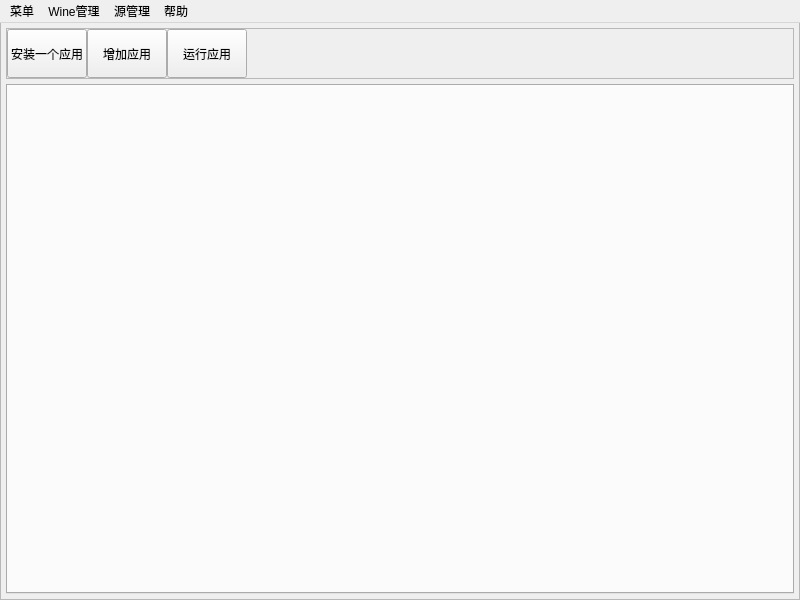
The window that ui/vek.ui (gfdgd-xi/vekcode) describes before a commit, drawn with Qt 5.
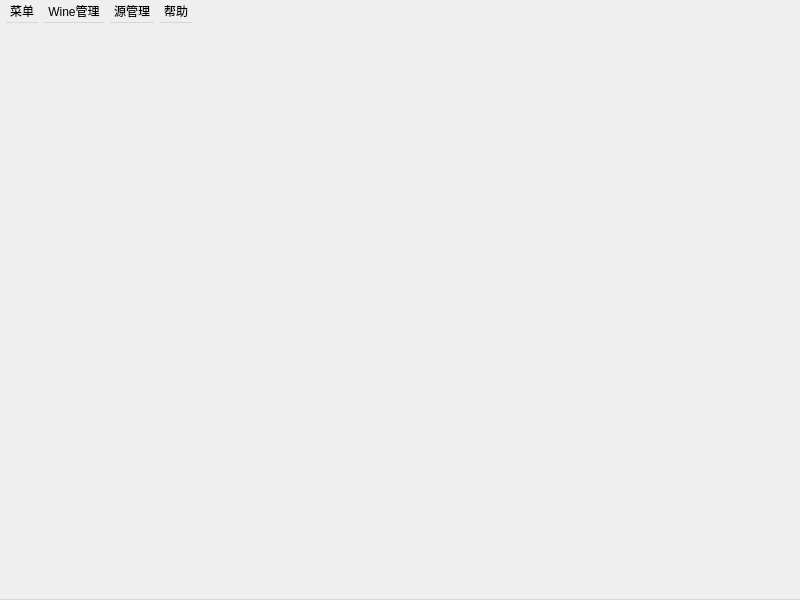
The same window after the commit. Custom widgets are drawn as their Qt base class.

What changed in the file:
```diff
--- a/ui/vek.ui
+++ b/ui/vek.ui
@@ -14,7 +14,7 @@
    </rect>
   </property>
   <property name="sizePolicy">
-   <sizepolicy hsizetype="Minimum" vsizetype="Minimum">
+   <sizepolicy hsizetype="Preferred" vsizetype="Preferred">
     <horstretch>0</horstretch>
     <verstretch>0</verstretch>
    </sizepolicy>
@@ -27,8 +27,8 @@
   </property>
   <property name="maximumSize">
    <size>
-    <width>800</width>
-    <height>600</height>
+    <width>16777215</width>
+    <height>16777215</height>
    </size>
   </property>
   <property name="windowTitle">
@@ -58,24 +58,30 @@
      <property name="frameShadow">
       <enum>QFrame::Raised</enum>
      </property>
-     <layout class="QVBoxLayout" name="verticalLayout" stretch="1,10">
+     <layout class="QVBoxLayout" name="verticalLayout" stretch="10,90">
       <property name="spacing">
-       <number>5</number>
+       <number>3</number>
       </property>
       <property name="leftMargin">
-       <number>5</number>
+       <number>3</number>
       </property>
       <property name="topMargin">
-       <number>5</number>
+       <number>3</number>
       </property>
       <property name="rightMargin">
-       <number>5</number>
+       <number>3</number>
       </property>
       <property name="bottomMargin">
-       <number>5</number>
+       <number>3</number>
       </property>
       <item>
        <widget class="QFrame" name="frame_2">
+        <property name="minimumSize">
+         <size>
+          <width>0</width>
+          <height>0</height>
+         </size>
+        </property>
         <property name="frameShape">
          <enum>QFrame::StyledPanel</enum>
         </property>
@@ -85,7 +91,7 @@
         <property name="lineWidth">
          <number>1</number>
         </property>
-        <layout class="QHBoxLayout" name="horizontalLayout_2" stretch="0,1,1,12">
+        <layout class="QHBoxLayout" name="horizontalLayout_2" stretch="1,1,1,12">
          <property name="spacing">
           <number>0</number>
          </property>
@@ -109,6 +115,12 @@
              <verstretch>0</verstretch>
             </sizepolicy>
            </property>
+           <property name="minimumSize">
+            <size>
+             <width>80</width>
+             <height>50</height>
+            </size>
+           </property>
            <property name="text">
             <string>安装一个应用</string>
            </property>
@@ -122,6 +134,12 @@
              <verstretch>0</verstretch>
             </sizepolicy>
            </property>
+           <property name="minimumSize">
+            <size>
+             <width>80</width>
+             <height>50</height>
+            </size>
+           </property>
            <property name="text">
             <string>增加应用</string>
            </property>
@@ -135,6 +153,12 @@
              <verstretch>0</verstretch>
             </sizepolicy>
            </property>
+           <property name="minimumSize">
+            <size>
+             <width>80</width>
+             <height>50</height>
+            </size>
+           </property>
            <property name="text">
             <string>运行应用</string>
            </property>
@@ -157,37 +181,30 @@
        </widget>
       </item>
       <item>
-       <widget class="QFrame" name="frame_3">
-        <property name="frameShape">
-         <enum>QFrame::NoFrame</enum>
+       <layout class="QGridLayout" name="gridLayout">
+        <property name="sizeConstraint">
+         <enum>QLayout::SetDefaultConstraint</enum>
         </property>
-        <property name="frameShadow">
-         <enum>QFrame::Plain</enum>
-        </property>
-        <property name="lineWidth">
+        <property name="spacing">
          <number>0</number>
         </property>
-        <layout class="QVBoxLayout" name="verticalLayout_2">
-         <property name="spacing">
-          <number>0</number>
-         </property>
-         <property name="leftMargin">
-          <number>0</number>
-         </property>
-         <property name="topMargin">
-          <number>0</number>
-         </property>
-         <property name="rightMargin">
-          <number>0</number>
-         </property>
-         <property name="bottomMargin">
-          <number>0</number>
-         </property>
-         <item>
-          <widget class="vekAppPanel" name="tabWidget"/>
-         </item>
-        </layout>
-       </widget>
+        <item row="0" column="0">
+         <widget class="vekAppPanel" name="tabWidget">
+          <property name="sizePolicy">
+           <sizepolicy hsizetype="Preferred" vsizetype="Preferred">
+            <horstretch>0</horstretch>
+            <verstretch>0</verstretch>
+           </sizepolicy>
+          </property>
+          <property name="minimumSize">
+           <size>
+            <width>0</width>
+            <height>0</height>
+           </size>
+          </property>
+         </widget>
+        </item>
+       </layout>
       </item>
      </layout>
     </widget>
@@ -199,9 +216,24 @@
      <x>0</x>
      <y>0</y>
      <width>800</width>
-     <height>23</height>
+     <height>600</height>
     </rect>
    </property>
+   <property name="sizePolicy">
+    <sizepolicy hsizetype="Preferred" vsizetype="Preferred">
+     <horstretch>0</horstretch>
+     <verstretch>0</verstretch>
+    </sizepolicy>
+   </property>
+   <property name="minimumSize">
+    <size>
+     <width>800</width>
+     <height>600</height>
+    </size>
+   </property>
+   <property name="nativeMenuBar">
+    <bool>false</bool>
+   </property>
    <widget class="QMenu" name="menu">
     <property name="title">
      <string>菜单</string>
```
Left out of the diff: 2 changed lines with no effect on the pictures.
